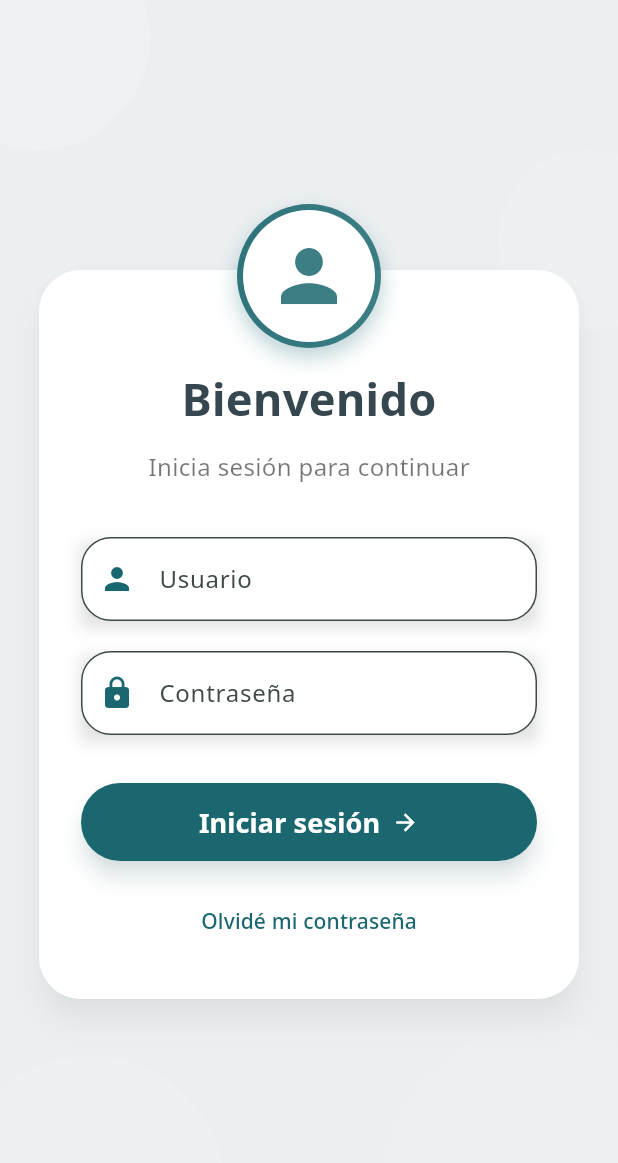
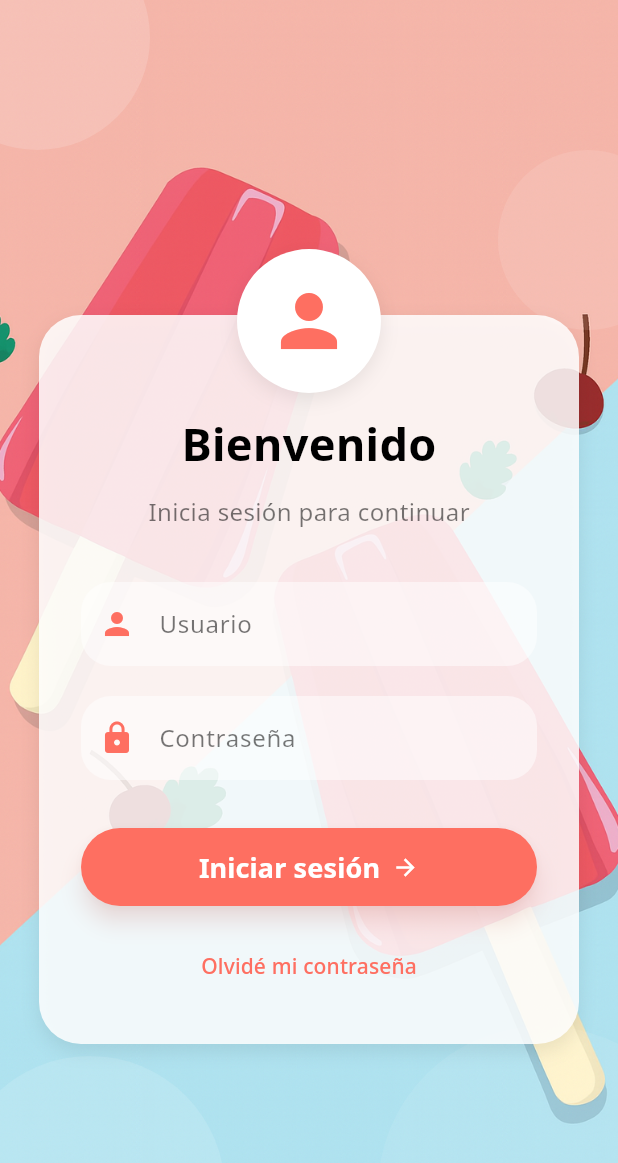
Before and after one commit to JDEV-4/P_TWINS_MOVIL, a Flutter app: the screen it shows after launch, on a phone screen of 412 x 824 dp. Shown: the top 1163 px of the screen. Run offline on Flutter 3.47's test engine with Material 3 defaults, Android fonts, the light colour scheme and no system bars; our stand-ins replace pdf, printing, shared_preferences.

Commit message:
feat(UI): actualizar login y home con diseño translúcido y colores personalizados

```diff
--- a/lib/data/http/api_service.dart
+++ b/lib/data/http/api_service.dart
@@ -3,7 +3,7 @@ import 'package:http/http.dart' as http;
 import 'package:shared_preferences/shared_preferences.dart';
 
 class ApiService {
-  final String baseUrl = 'http://192.168.1.79:5138/api/Auth';
+  final String baseUrl = 'http://192.168.1.80:5138/api/Auth';
 
   Future<Map<String, dynamic>> login(String usuario, String clave) async {
     final url = Uri.parse('$baseUrl/login');
--- a/lib/presentation/pages/login_screen.dart
+++ b/lib/presentation/pages/login_screen.dart
@@ -1,3 +1,4 @@
+import 'dart:ui';
 import 'package:flutter/material.dart';
 import 'home_screen.dart';
 import '../../data/http/api_service.dart';
@@ -33,10 +34,7 @@ class _LoginScreenState extends State<LoginScreen> {
     setState(() => _isLoading = false);
 
     if (result['success']) {
-      // Guardar token
       await api.saveToken(result['token']);
-
-      // Navegar a HomeScreen
       Navigator.pushReplacement(
         context,
         MaterialPageRoute(
@@ -47,7 +45,6 @@ class _LoginScreenState extends State<LoginScreen> {
           ),
         ),
       );
-
     } else {
       ScaffoldMessenger.of(context).showSnackBar(
         SnackBar(content: Text(result['message'])),
@@ -57,70 +54,49 @@ class _LoginScreenState extends State<LoginScreen> {
 
   @override
   Widget build(BuildContext context) {
-    const Color kPrimario = Color(0xFF1A676F);
-    const Color kTextoGris = Color(0xFF37474F);
+    const Color kBotonColor = Color(0xFFFE6F61);
 
     return Scaffold(
-      resizeToAvoidBottomInset: true,
+      resizeToAvoidBottomInset: false,
       body: Stack(
         fit: StackFit.expand,
         children: [
-          Container(color: const Color(0xFFECEFF1)),
+          // Fondo
+          Image.asset(
+            'assets/images/Fondo.png',
+            fit: BoxFit.cover,
+          ),
+
+          // Círculos decorativos
           Positioned(
             top: -50,
             left: -50,
-            child: Container(
-              width: 150,
-              height: 150,
-              decoration: BoxDecoration(
-                shape: BoxShape.circle,
-                color: Colors.white.withOpacity(0.15),
-              ),
-            ),
+            child: _circleDecoration(150, Colors.white.withOpacity(0.15)),
           ),
           Positioned(
             top: 100,
             right: -40,
-            child: Container(
-              width: 120,
-              height: 120,
-              decoration: BoxDecoration(
-                shape: BoxShape.circle,
-                color: Colors.white.withOpacity(0.10),
-              ),
-            ),
+            child: _circleDecoration(120, Colors.white.withOpacity(0.10)),
           ),
           Positioned(
             bottom: -60,
             left: -30,
-            child: Container(
-              width: 180,
-              height: 180,
-              decoration: BoxDecoration(
-                shape: BoxShape.circle,
-                color: Colors.white.withOpacity(0.12),
-              ),
-            ),
+            child: _circleDecoration(180, Colors.white.withOpacity(0.12)),
           ),
           Positioned(
             bottom: -80,
             right: -60,
-            child: Container(
-              width: 220,
-              height: 220,
-              decoration: BoxDecoration(
-                shape: BoxShape.circle,
-                color: Colors.white.withOpacity(0.08),
+            child: _circleDecoration(220, Colors.white.withOpacity(0.08)),
           ),
-            ),
-          ),
+
+          // Contenido
           SingleChildScrollView(
             physics: const BouncingScrollPhysics(),
             child: AnimatedPadding(
               duration: const Duration(milliseconds: 300),
               curve: Curves.easeOut,
               padding: EdgeInsets.only(
-                top: MediaQuery.of(context).viewInsets.bottom > 0 ? 80 : 180,
+                top: MediaQuery.of(context).viewInsets.bottom > 0 ? 80 : 210,
                 bottom: 100,
               ),
               child: Column(
@@ -134,15 +110,19 @@ class _LoginScreenState extends State<LoginScreen> {
                     child: Stack(
                       clipBehavior: Clip.none,
                       children: [
-                        Material(
-                          elevation: 8,
-                          borderRadius: BorderRadius.circular(28),
-                          shadowColor: Colors.black26,
-                          child: Container(
+                        // Card
+                        Container(
                           padding: const EdgeInsets.fromLTRB(28, 64, 28, 28),
                           decoration: BoxDecoration(
-                              color: Colors.white,
                             borderRadius: BorderRadius.circular(28),
+                            color: Colors.white.withOpacity(0.85), //blanca
+                            boxShadow: [
+                              BoxShadow(
+                                color: Colors.black26.withOpacity(0.08),
+                                blurRadius: 10,
+                                offset: const Offset(0, 5),
+                              ),
+                            ],
                           ),
                           child: Column(
                             mainAxisSize: MainAxisSize.min,
@@ -152,7 +132,7 @@ class _LoginScreenState extends State<LoginScreen> {
                                 style: TextStyle(
                                   fontSize: 30,
                                   fontWeight: FontWeight.bold,
-                                    color: kTextoGris,
+                                  color: Colors.black,
                                 ),
                               ),
                               const SizedBox(height: 12),
@@ -168,14 +148,14 @@ class _LoginScreenState extends State<LoginScreen> {
                                 controller: _usuarioController,
                                 label: "Usuario",
                                 icon: Icons.person,
-                                  color: kPrimario,
+                                color: kBotonColor,
                               ),
                               const SizedBox(height: 20),
                               _buildTextField(
                                 controller: _passwordController,
                                 label: "Contraseña",
                                 icon: Icons.lock,
-                                  color: kPrimario,
+                                color: kBotonColor,
                                 obscure: true,
                               ),
                               const SizedBox(height: 32),
@@ -189,14 +169,14 @@ class _LoginScreenState extends State<LoginScreen> {
                                     : ElevatedButton(
                                         onPressed: _login,
                                         style: ElevatedButton.styleFrom(
-                                            backgroundColor: kPrimario,
+                                          backgroundColor: kBotonColor,
                                           shape: RoundedRectangleBorder(
                                             borderRadius:
                                                 BorderRadius.circular(30),
                                           ),
                                           elevation: 6,
                                           shadowColor:
-                                                kPrimario.withOpacity(0.3),
+                                              kBotonColor.withOpacity(0.3),
                                         ),
                                         child: const Row(
                                           mainAxisAlignment:
@@ -222,13 +202,17 @@ class _LoginScreenState extends State<LoginScreen> {
                                 onPressed: () {},
                                 child: const Text(
                                   "Olvidé mi contraseña",
-                                    style: TextStyle(color: kPrimario),
+                                  style: TextStyle(
+                                    color: kBotonColor,
+                                    fontWeight: FontWeight.w500,
+                                  ),
                                 ),
                               ),
                             ],
                           ),
                         ),
-                        ),
+
+                        // Icono superior
                         Positioned(
                           top: -44,
                           left: 0,
@@ -236,27 +220,23 @@ class _LoginScreenState extends State<LoginScreen> {
                           child: Container(
                             decoration: BoxDecoration(
                               shape: BoxShape.circle,
-                              gradient: LinearGradient(
-                                colors: [kPrimario, kPrimario.withOpacity(0.7)],
-                                begin: Alignment.topLeft,
-                                end: Alignment.bottomRight,
-                              ),
+                              color: Colors.white,
                               boxShadow: [
                                 BoxShadow(
-                                  color: kPrimario.withOpacity(0.3),
-                                  blurRadius: 12,
-                                  offset: const Offset(0, 6),
+                                  color: Colors.black26.withOpacity(0.08),
+                                  blurRadius: 10,
+                                  offset: const Offset(0, 4),
                                 ),
                               ],
                             ),
                             padding: const EdgeInsets.all(4),
-                            child: CircleAvatar(
+                            child: const CircleAvatar(
                               radius: 44,
                               backgroundColor: Colors.white,
                               child: Icon(
                                 Icons.person,
                                 size: 56,
-                                color: kPrimario.withOpacity(0.85),
+                                color: kBotonColor,
                               ),
                             ),
                           ),
@@ -273,6 +253,12 @@ class _LoginScreenState extends State<LoginScreen> {
     );
   }
 
+  Widget _circleDecoration(double size, Color color) => Container(
+        width: size,
+        height: size,
+        decoration: BoxDecoration(shape: BoxShape.circle, color: color),
+      );
+
   Widget _buildTextField({
     required TextEditingController controller,
     required String label,
@@ -281,30 +267,27 @@ class _LoginScreenState extends State<LoginScreen> {
     bool obscure = false,
   }) {
     return Container(
-      decoration: const BoxDecoration(
-        boxShadow: [
-          BoxShadow(
-            color: Colors.black12,
-            blurRadius: 8,
-            offset: Offset(0, 4),
-          ),
-        ],
+      decoration: BoxDecoration(
+        color: Colors.white.withOpacity(0.5),
+        borderRadius: BorderRadius.circular(20),
       ),
       child: TextField(
         controller: controller,
         obscureText: obscure,
+        style: const TextStyle(color: Colors.black),
         decoration: InputDecoration(
           labelText: label,
+          labelStyle: const TextStyle(color: Colors.black54),
           prefixIcon: Icon(icon, color: color),
           filled: true,
-          fillColor: Colors.white,
+          fillColor: Colors.transparent,
           border: OutlineInputBorder(
             borderRadius: BorderRadius.circular(20),
-            borderSide: BorderSide(color: color.withOpacity(0.2)),
+            borderSide: BorderSide.none,
           ),
           focusedBorder: OutlineInputBorder(
             borderRadius: BorderRadius.circular(20),
-            borderSide: BorderSide(color: color, width: 1.5),
+            borderSide: BorderSide.none,
           ),
         ),
       ),
--- a/lib/presentation/widgets/organisms/main_layout.dart
+++ b/lib/presentation/widgets/organisms/main_layout.dart
@@ -1,6 +1,6 @@
 import 'package:flutter/material.dart';
 import '../../pages/home_screen.dart';
-import '../../pages/usersscreen.dart';
+import '../../pages/user_screen.dart';
 
 class MainLayout extends StatefulWidget {
   final String nombreUsuario;
```
Also changed, not shown: lib/presentation/pages/UsersScreen.dart (deleted, +0 -394 lines), lib/presentation/pages/home_screen.dart (+110 -47 lines), lib/presentation/pages/user_screen.dart (added, +12 -0 lines), assets/images/Ajustes.png, assets/images/Categorias.png, assets/images/Fondo.png (added), assets/images/Productos.png, assets/images/Reportes.png, assets/images/Usuarios.png, assets/images/Ventas.png. Lines whose indentation alone changed are shown as unchanged.
